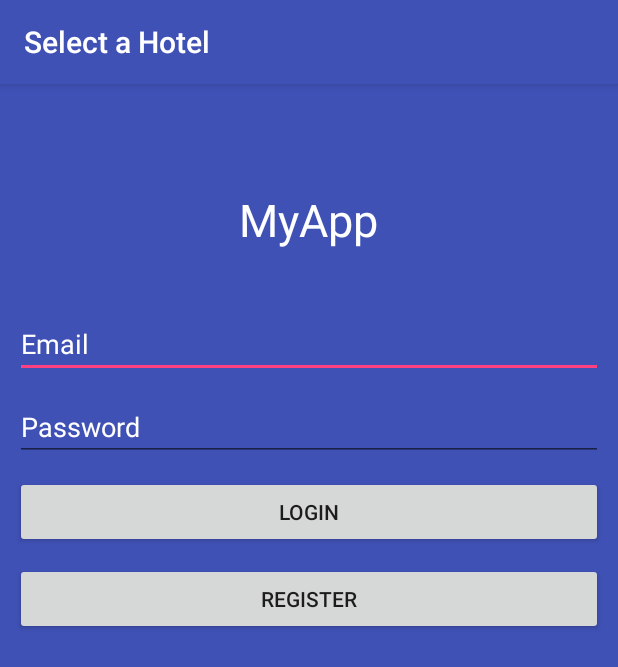
After one commit to jasonchio/DestinationsInn, an Android app: the select_hotel screen opened directly, with no data from a screen before it, on a phone screen of 412 x 824 dp. The commit adds this screen. Shown: the top 667 px of the screen. Run offline under Robolectric (Android 15) with nearby library versions, the phone set to English and light mode, and no system bars.

Commit message:
working on the login page

```diff
--- a/app/src/debug/res/values/google_maps_api.xml
+++ b/app/src/debug/res/values/google_maps_api.xml
@@ -11,10 +11,12 @@
     AIzaSyAVXlXJAexKuwzv-nvUjLLM_jKsp3zhUhw
     Package name:
     9F:16:69:9D:D2:87:D1:43:0C:E9:2A:3F:BA:34:0B:59:16:65:7C:49
-
+    my finger print
     SHA-1 certificate fingerprint:
     9F:16:69:9D:D2:87:D1:43:0C:E9:2A:3F:BA:34:0B:59:16:65:7C:49
 
+    bens finger print
+    E7:75:85:4D:89:85:76:E9:97:5B:55:3B:6B:97:7E:3C:F7:AE:CA:0A
     Alternatively, follow the directions here:
     https://developers.google.com/maps/documentation/android/start#get-key
 
--- a/app/src/main/AndroidManifest.xml
+++ b/app/src/main/AndroidManifest.xml
@@ -45,7 +45,8 @@
         <activity android:name=".System" />
         <activity android:name=".SystemIntro" />
         <activity android:name=".WebPage" />
-        <activity android:name=".dummy.Lights"></activity>
+        <activity android:name=".dummy.Lights" />
+        <activity android:name=".select_hotel"></activity>
     </application>
 
 </manifest>
--- /dev/null
+++ b/app/src/main/java/com/team12/cs246/destinationsinn/select_hotel.java
@@ -0,0 +1,27 @@
+package com.team12.cs246.destinationsinn;
+
+import android.content.Intent;
+import android.support.v7.app.AppCompatActivity;
+import android.os.Bundle;
+import android.view.View;
+
+public class select_hotel extends AppCompatActivity {
+
+    @Override
+    protected void onCreate(Bundle savedInstanceState) {
+        super.onCreate(savedInstanceState);
+        setTitle(R.string.main);
+        setContentView(R.layout.activity_main);
+    }
+
+    public void openDestinations(View view) {
+        Intent i = new Intent(this, Destinations.class);
+        startActivity(i);
+    }
+
+    public void openBlackSwan(View view) {
+        Intent i = new Intent(this, BlackSwan.class);
+        i.putExtra("welcome", R.string.app_name);
+        startActivity(i);
+    }
+}
--- a/app/src/main/res/layout/activity_main.xml
+++ b/app/src/main/res/layout/activity_main.xml
@@ -3,32 +3,66 @@
     xmlns:tools="http://schemas.android.com/tools"
     android:layout_width="match_parent"
     android:layout_height="match_parent"
-    android:orientation="vertical">
-
-    <ImageView
-        android:id="@+id/destinations"
-        android:layout_width="match_parent"
-        android:layout_height="0dp"
-        android:layout_weight="1"
-        android:src="@drawable/destinations"
-        android:scaleType="centerCrop"
-        android:onClick="openDestinations"
-        android:contentDescription="@string/destinations"/>
+    android:orientation="vertical"
+    android:background="@color/colorPrimary"
+    tools:context="com.team12.cs246.destinationsinn.MainActivity">
 
     <TextView
+        android:layout_width="wrap_content"
+        android:layout_height="wrap_content"
+        android:layout_gravity="center_horizontal"
+        android:layout_marginTop="50dp"
+        android:text="MyApp"
+        android:textSize="30sp"
+        android:padding="20dp"
+        android:textColor="@color/white"/>
+
+    <EditText
         android:layout_width="match_parent"
-        android:layout_height="0dp"
-        android:layout_weight="0.05"
-        android:background="#222222" />
+        android:layout_height="wrap_content"
+        android:inputType="textEmailAddress"
+        android:singleLine="true"
+        android:id="@+id/etEmail"
+        android:hint="Email"
+        android:textColorHint="@color/white"
+        android:layout_marginTop="20dp"
+        android:layout_marginBottom="10dp"
+        android:layout_marginRight="10dp"
+        android:layout_marginLeft="10dp"/>
 
-    <ImageView
-        android:id="@+id/blackswan"
+
+    <EditText
+        android:id="@+id/etPass"
         android:layout_width="match_parent"
-        android:layout_height="0dp"
-        android:layout_weight="1"
-        android:src="@drawable/blackswan"
-        android:scaleType="centerCrop"
-        android:onClick="openBlackSwan"
-        android:contentDescription="@string/black_swan"/>
+        android:layout_height="wrap_content"
+        android:inputType="textPassword"
+        android:hint="Password"
+        android:textColorHint="@color/white"
+        android:singleLine="true"
+        android:layout_marginBottom="10dp"
+        android:layout_marginRight="10dp"
+        android:layout_marginLeft="10dp"
+        />
+
+    <Button
+        android:id="@+id/btnLogin"
+        android:layout_width="match_parent"
+        android:layout_height="wrap_content"
+        android:text="Login"
+        android:layout_marginBottom="10dp"
+        android:layout_marginRight="10dp"
+        android:layout_marginLeft="10dp"
+        android:onClick="login"/>
+
+    <Button
+        android:id="@+id/btnReg"
+        android:layout_width="match_parent"
+        android:layout_height="wrap_content"
+        android:text="Register"
+        android:layout_marginBottom="10dp"
+        android:layout_marginRight="10dp"
+        android:layout_marginLeft="10dp"
+        android:onClick="register"/>
+
 
 </LinearLayout>
--- a/app/src/main/res/values/colors.xml
+++ b/app/src/main/res/values/colors.xml
@@ -3,4 +3,5 @@
     <color name="colorPrimary">#3F51B5</color>
     <color name="colorPrimaryDark">#303F9F</color>
     <color name="colorAccent">#FF4081</color>
+    <color name="white">#FFFFFF</color>
 </resources>
```
Also changed, not shown: app/src/main/java/com/team12/cs246/destinationsinn/MainActivity.java (+47 -10 lines), app/src/main/res/layout/activity_select_hotel.xml (added, +34 -0 lines).
